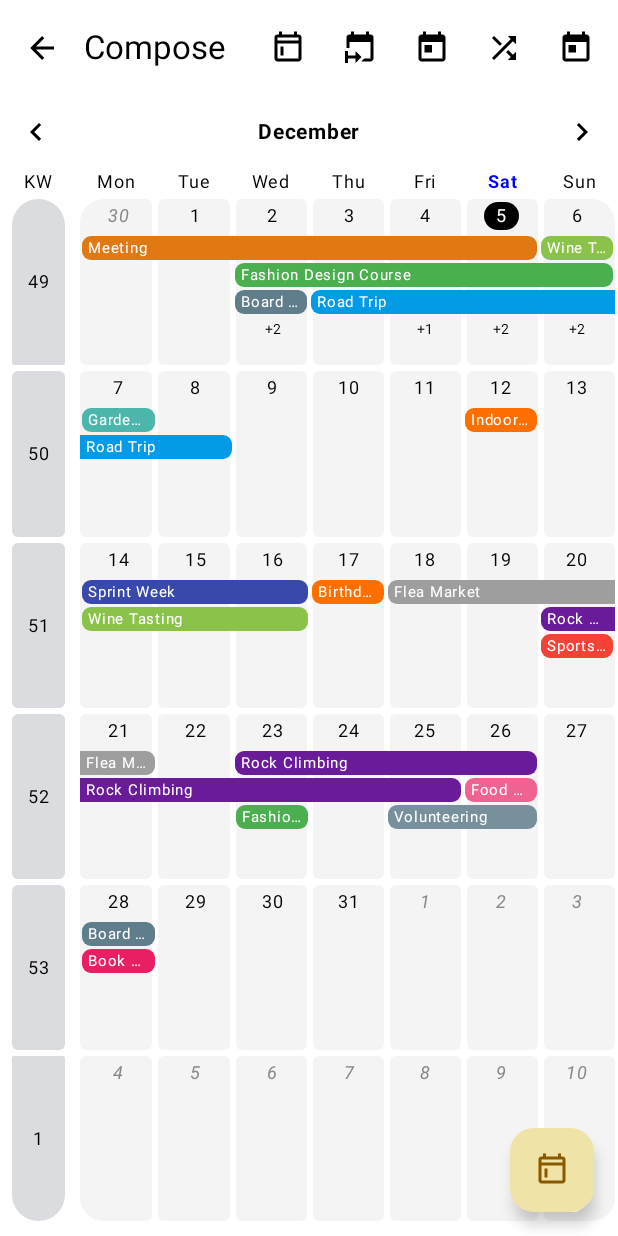
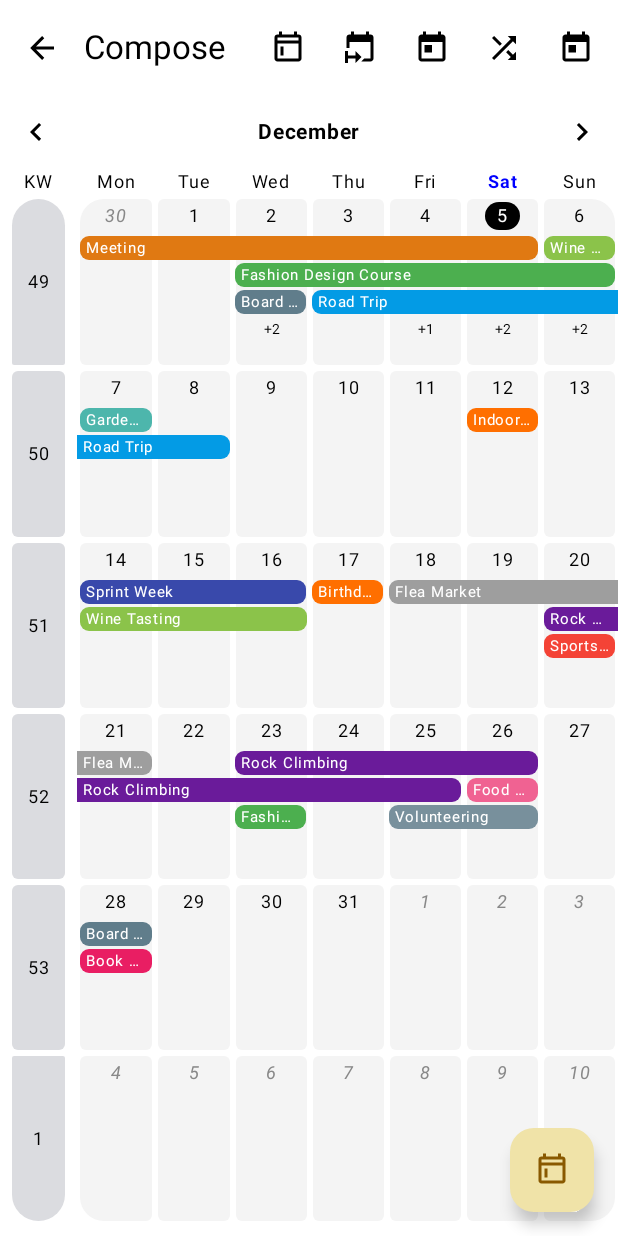
Before and after one commit to michael-winkler/EventCalendar, an Android app built with Jetpack Compose: the screen it shows after launch (EventCalendarComposeActivity), after a tap on an icon or button, on a phone screen of 412 x 824 dp. Run offline under Robolectric (Android 15) with nearby library versions, the phone set to English and light mode, and no system bars; our stand-ins replace Material 3 Expressive styles (plain Material 3 is drawn); 1 statement that could not run was skipped.

Commit message:
Fix event bars drifting outside their day cell
The background day cells and the event lanes used different column grids: the
cells were 7 full-width weight(1f) columns (each inset by 2dp), while the
lane content sat in a Column with an extra horizontal 2dp padding. That made
the 7 lane columns narrower than the cells, so bars were progressively
shifted left of their day cell toward the right of the grid (e.g. days 10,
11, 17, 18 rendered "too early").

Align both layers on the same grid:
- content Column no longer adds horizontal padding, so day numbers and lanes
  share the exact 7-column grid of the background cells;
- event bars inset their real start/end by the shared CellPadding (2dp) so a
  single-day bar sits exactly inside the cell background, while continuation
  edges keep reaching the grid edge to bridge across weeks.

Co-Authored-By: Claude Opus 4.8 <noreply@anthropic.com>
Claude-Session: https://claude.ai/code/session_01WvJugzDG9TqbyHN3YtqUr5

```diff
--- a/compose/src/main/java/com/nmd/eventCalendar/compose/ui/components/WeekRow.kt
+++ b/compose/src/main/java/com/nmd/eventCalendar/compose/ui/components/WeekRow.kt
@@ -33,6 +33,10 @@ import com.nmd.eventCalendar.compose.util.EventSegment
 private val LaneHeight = 16.dp
 private val LaneSpacing = 2.dp
 private val EventBarShapeRadius = 6.dp
+
+// Inset around each day cell's background. Event bars use the same value at their real start/end so
+// a bar sits exactly inside the day cell, while continuation edges reach the grid edge to bridge.
+private val CellPadding = 2.dp
 
 /**
  * Renders a full calendar week: the day-cell backgrounds, the day numbers, and the event lanes.
@@ -87,7 +91,7 @@ internal fun WeekRow(
                     modifier = Modifier
                         .weight(1f)
                         .fillMaxHeight()
-                        .padding(2.dp)
+                        .padding(CellPadding)
                         .background(calendarStyle.dayItemBackgroundColor, shape)
                         .clip(shape)
                         .clickable { onDaySelected(day) }
@@ -100,7 +104,9 @@ internal fun WeekRow(
         Column(
             modifier = Modifier
                 .fillMaxSize()
-                .padding(horizontal = 2.dp, vertical = 4.dp)
+                // No horizontal padding: the day-number/lane columns must use the exact same 7-column
+                // grid as the background cells, otherwise bars drift out of their day cell.
+                .padding(vertical = 4.dp)
         ) {
             Row(modifier = Modifier.fillMaxWidth()) {
                 week.forEach { day ->
@@ -247,8 +253,8 @@ private fun EventBar(
         modifier = modifier
             .fillMaxHeight()
             .padding(
-                start = if (segment.continuesBefore) 0.dp else 1.dp,
-                end = if (segment.continuesAfter) 0.dp else 1.dp
+                start = if (segment.continuesBefore) 0.dp else CellPadding,
+                end = if (segment.continuesAfter) 0.dp else CellPadding
             )
             .clip(shape)
             .background(segment.event.shapeColor),
```
